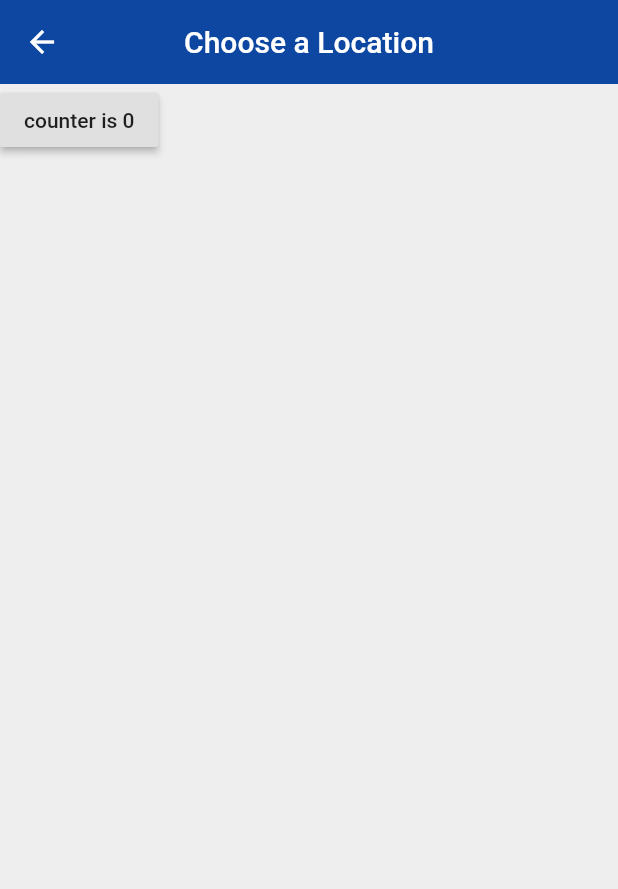
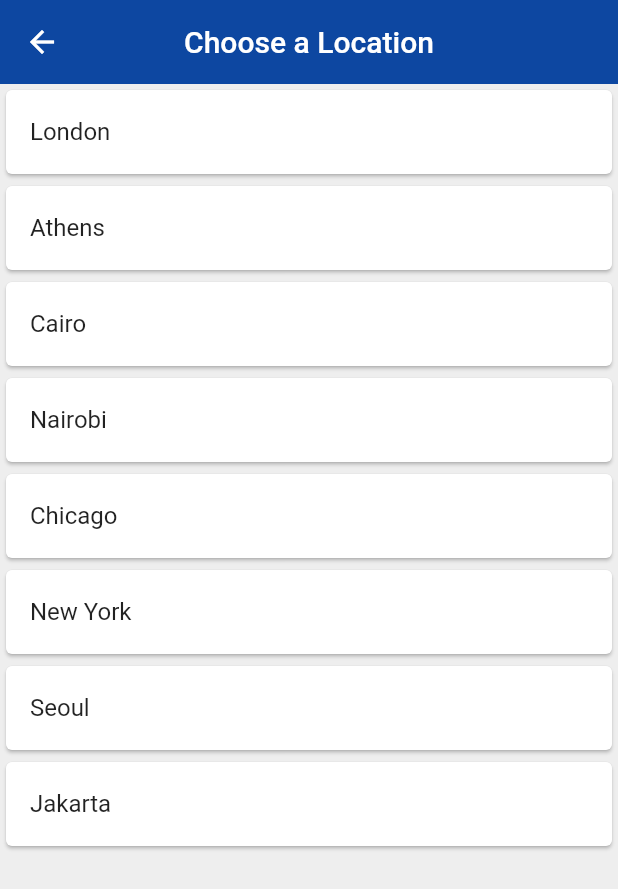
Before and after one commit to MbuguaCaleb/flutter_world_time_application, a Flutter app: the ChooseLocation screen opened by its route, on a phone screen of 412 x 824 dp. Shown: the top 889 px of the screen. Run offline on Flutter 3.47's test engine with Material 2 defaults, Android fonts, the phone set to English and light mode, and no system bars; our stand-ins replace flutter_spinkit; network calls fail.

Commit message:
'beggining-on-list-view'

```diff
--- a/lib/pages/choose_location.dart
+++ b/lib/pages/choose_location.dart
@@ -1,4 +1,6 @@
 import 'package:flutter/material.dart';
+import 'package:flutter_world_time_application/services/world_time.dart';
+
 
 class ChooseLocation extends StatefulWidget {
   @override
@@ -6,7 +8,18 @@ class ChooseLocation extends StatefulWidget {
 }
 
 class _ChooseLocationState extends State<ChooseLocation> {
-  int counter = 0;
+
+  List<WorldTime> locations = [
+    WorldTime(url: 'Europe/London', location: 'London', flag: 'uk.png'),
+    WorldTime(url: 'Europe/Berlin', location: 'Athens', flag: 'greece.png'),
+    WorldTime(url: 'Africa/Cairo', location: 'Cairo', flag: 'egypt.png'),
+    WorldTime(url: 'Africa/Nairobi', location: 'Nairobi', flag: 'kenya.png'),
+    WorldTime(url: 'America/Chicago', location: 'Chicago', flag: 'usa.png'),
+    WorldTime(url: 'America/New_York', location: 'New York', flag: 'usa.png'),
+    WorldTime(url: 'Asia/Seoul', location: 'Seoul', flag: 'south_korea.png'),
+    WorldTime(url: 'Asia/Jakarta', location: 'Jakarta', flag: 'indonesia.png'),
+  ];
+
   @override
   Widget build(BuildContext context) {
     print('buildState lifecycle method ran');
@@ -18,14 +31,17 @@ class _ChooseLocationState extends State<ChooseLocation> {
         centerTitle: true,
         elevation: 0,
       ),
-      body: RaisedButton(
-        onPressed: (){
-          setState(() {
-            counter += 1;
-          });
-        },
-        child: Text('counter is $counter'),
-      ),
+      body: ListView.builder(
+        itemCount: locations.length,
+        itemBuilder: (context, index){
+         return Card(
+          child: ListTile(
+            onTap: (){},
+            title: Text(locations[index].location),
+          ),
+         );
+        }
+      )
     );
   }
 }
```
Also changed, not shown: assets/egypt.png (added), assets/germany.png (added), assets/greece.png (added), assets/indonesia.png (added), assets/kenya.png (added), assets/south_korea.png (added), assets/uk.png (added), assets/usa.png (added), 1 other file.
